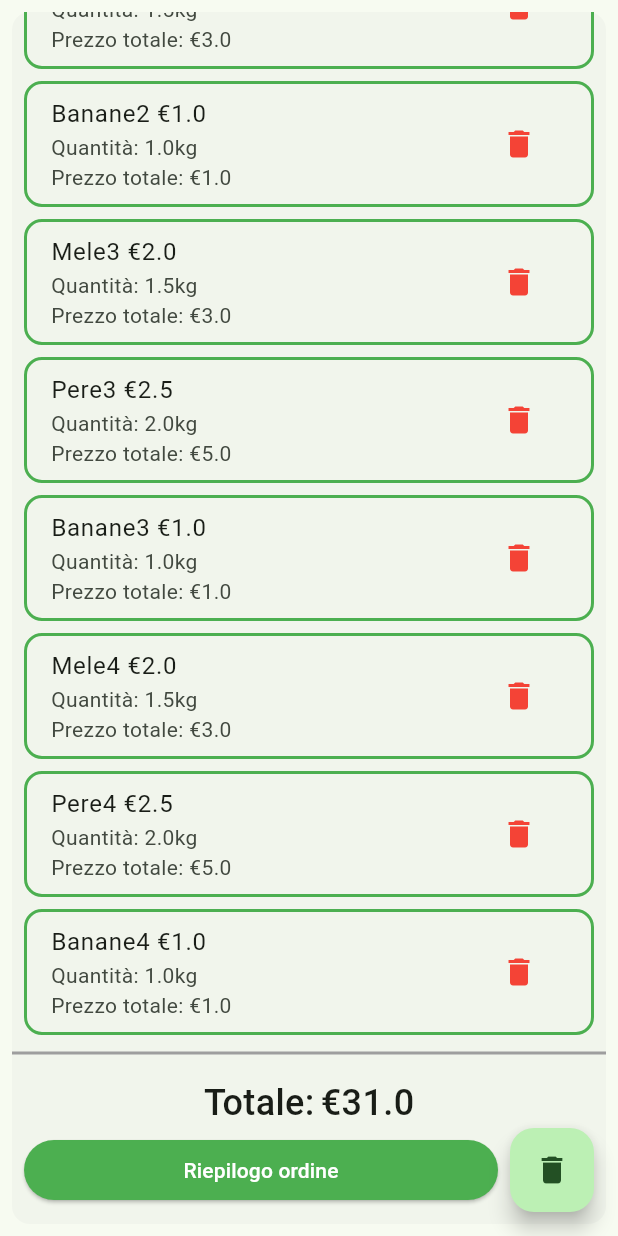
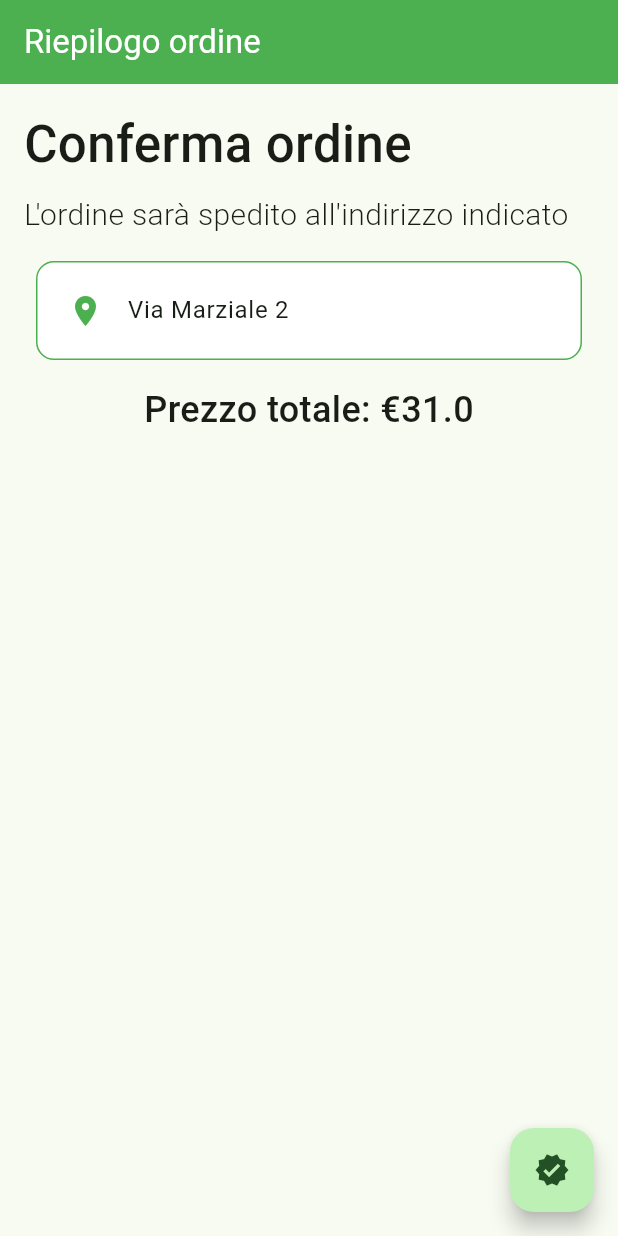
Before and after one commit to domenicolaporta00/GreenMarketFlutter, a Flutter app: the ListaSpesaCard widget shown alone on an empty page, opened directly, scrolled down 418 dp, after a tap on the "delete" icon, after a tap on "Riepilogo ordine", on a phone screen of 412 x 824 dp. Run offline on Flutter 3.47's test engine with Material 3 defaults, Android fonts, the phone set to English and light mode, and no system bars.

Commit message:
Implementata schermata conferma ordine.

```diff
--- a/lib/main.dart
+++ b/lib/main.dart
@@ -1,4 +1,5 @@
 import 'package:flutter/material.dart';
+import 'package:green_market_flutter/viewModel/conferma_ordine_view_model.dart';
 import 'package:green_market_flutter/viewModel/dettaglio_prodotto_view_model.dart';
 import 'package:green_market_flutter/viewModel/home/home_page_view_model.dart';
 import 'package:green_market_flutter/viewModel/home/lista_spesa_view_model.dart';
@@ -28,6 +29,9 @@ void main() {
         ChangeNotifierProvider(
           create: (context)=>DettaglioProdottoViewModel(),
         ),
+        ChangeNotifierProvider(
+          create: (context)=>ConfermaOrdineViewModel(),
+        ),
       ],
       child: const MyApp(),
     ),
--- a/lib/view/conferma_ordine.dart
+++ b/lib/view/conferma_ordine.dart
@@ -0,0 +1,112 @@
+import 'package:flutter/material.dart';
+import 'package:provider/provider.dart';
+
+import '../viewModel/conferma_ordine_view_model.dart';
+import '../widgets/edit_text.dart';
+
+class ConfermaOrdine extends StatefulWidget {
+  final double totale;
+
+  const ConfermaOrdine({super.key, required this.totale});
+
+  @override
+  State<ConfermaOrdine> createState() => _ConfermaOrdineState();
+}
+
+class _ConfermaOrdineState extends State<ConfermaOrdine> {
+
+  TextEditingController indirizzoTextEditController = TextEditingController();
+
+  @override
+  void initState() {
+    super.initState();
+    WidgetsBinding.instance.addPostFrameCallback((_) {
+      final confermaOrdineViewModel = Provider.of<ConfermaOrdineViewModel>(context, listen: false);
+      confermaOrdineViewModel.getIndirizzo();
+    });
+  }
+
+  @override
+  Widget build(BuildContext context) {
+    final confermaOrdineViewModel = Provider.of<ConfermaOrdineViewModel>(context);
+    indirizzoTextEditController.text = confermaOrdineViewModel.indirizzo;
+
+    return Scaffold(
+      appBar: AppBar(
+        backgroundColor: Colors.green,
+        title: const Text("Riepilogo ordine"),
+        automaticallyImplyLeading: false,
+        foregroundColor: Colors.white,
+      ),
+
+      body: Padding(
+        padding: EdgeInsets.all(16.0),
+        child: SingleChildScrollView(
+          child: Column(
+            crossAxisAlignment: CrossAxisAlignment.start,
+            children: [
+              const Text(
+                "Conferma ordine",
+                style: TextStyle(
+                    fontSize: 34.0,
+                    fontWeight: FontWeight.w500
+                ),
+              ),
+              const SizedBox(height: 8.0),
+              const Text(
+                "L'ordine sarà spedito all'indirizzo indicato",
+                style: TextStyle(
+                    fontSize: 20.0,
+                    fontWeight: FontWeight.w300
+                ),
+              ),
+              const SizedBox(height: 8.0),
+              EditText(
+                textEditingController: indirizzoTextEditController,
+                iconData: Icons.location_on,
+                hintString: "Indirizzo",
+                isPass: false,
+                enabled: true,
+                type: TextInputType.name,
+              ),
+              const SizedBox(height: 8.0),
+              Center(
+                child: Row(
+                  mainAxisAlignment: MainAxisAlignment.center,
+                  children: [
+                    const Text(
+                      "Prezzo totale: €",
+                      style: TextStyle(
+                          fontSize: 24.0,
+                          fontWeight: FontWeight.w500
+                      ),
+                    ),
+                    Text(
+                      "${widget.totale}",
+                      style: const TextStyle(
+                          fontSize: 24.0,
+                          fontWeight: FontWeight.w500
+                      ),
+                    )
+                  ],
+                ),
+              ),
+            ],
+          ),
+        ),
+      ),
+      floatingActionButton: FloatingActionButton(
+        onPressed: (){
+          if(indirizzoTextEditController.text.isEmpty) {
+            confermaOrdineViewModel.showSnackBar("Inserire un indirizzo", context);
+          }
+          else {
+            Navigator.pop(context);
+            confermaOrdineViewModel.showSnackBar("Acquisto effettuato con successo", context);
+          }
+        },
+        child: const Icon((Icons.verified)),
+      ),
+    );
+  }
+}
--- a/lib/view/dettaglio_prodotto.dart
+++ b/lib/view/dettaglio_prodotto.dart
@@ -28,7 +28,7 @@ class _DettaglioProdottoState extends State<DettaglioProdotto> {
     return Scaffold(
       appBar: AppBar(
         backgroundColor: Colors.green,
-        title: const Text("GreenMarket"),
+        title: const Text("Dettaglio prodotto"),
         automaticallyImplyLeading: false,
         foregroundColor: Colors.white,
       ),
--- a/lib/view/homeScreens/lista_spesa_card.dart
+++ b/lib/view/homeScreens/lista_spesa_card.dart
@@ -1,4 +1,5 @@
 import 'package:flutter/material.dart';
+import 'package:green_market_flutter/view/conferma_ordine.dart';
 import 'package:green_market_flutter/viewModel/home/lista_spesa_view_model.dart';
 import 'package:provider/provider.dart';
 
@@ -86,12 +87,11 @@ class _ListaSpesaCardState extends State<ListaSpesaCard> {
                       mainAxisAlignment: MainAxisAlignment.center,
                       children: [
                         const Text(
-                          "Totale:",
+                          "Totale: €",
                           style: TextStyle(fontSize: 24.0, fontWeight: FontWeight.w500),
                         ),
-                        const SizedBox(width: 4.0),
                         Text(
-                          "€${listaSpesaViewModel.totale}",
+                          "${listaSpesaViewModel.totale}",
                           style: const TextStyle(fontSize: 24.0, fontWeight: FontWeight.w500),
                         )
                       ],
@@ -101,7 +101,19 @@ class _ListaSpesaCardState extends State<ListaSpesaCard> {
                     children: [
                       Expanded(
                         child: ElevatedButton(
-                          onPressed: (){},
+                          onPressed: (){
+                            if(listaSpesaViewModel.listaProdotti.isEmpty) {
+                              listaSpesaViewModel.showSnackBar("Lista della spesa vuota", context);
+                            }
+                            else {
+                              Navigator.push(
+                                context,
+                                MaterialPageRoute(
+                                    builder: (context) => ConfermaOrdine(totale: listaSpesaViewModel.totale)
+                                ),
+                              );
+                            }
+                          },
                           style: ElevatedButton.styleFrom(
                               backgroundColor: Colors.green,
                               foregroundColor: Colors.white
--- a/lib/viewModel/conferma_ordine_view_model.dart
+++ b/lib/viewModel/conferma_ordine_view_model.dart
@@ -1,3 +1,18 @@
-class ConfermaOrdineViewModel{
+import 'package:flutter/material.dart';
+
+class ConfermaOrdineViewModel extends ChangeNotifier {
+
+  String _indirizzo = "";
+  String get indirizzo => _indirizzo;
+
+  getIndirizzo() {
+    _indirizzo = "Via Marziale 2";
+    notifyListeners();
+  }
+
+  showSnackBar(String message, BuildContext context) {
+    final snackBar = SnackBar(content: Text(message));
+    ScaffoldMessenger.of(context).showSnackBar(snackBar);
+  }
 
 }
```
